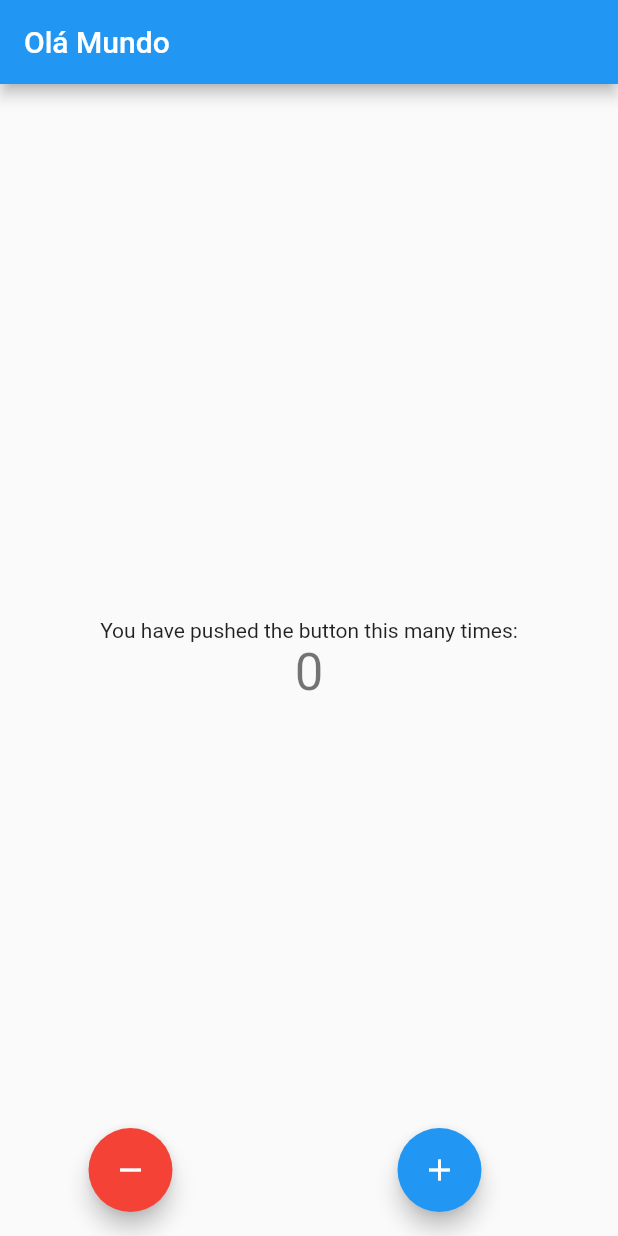
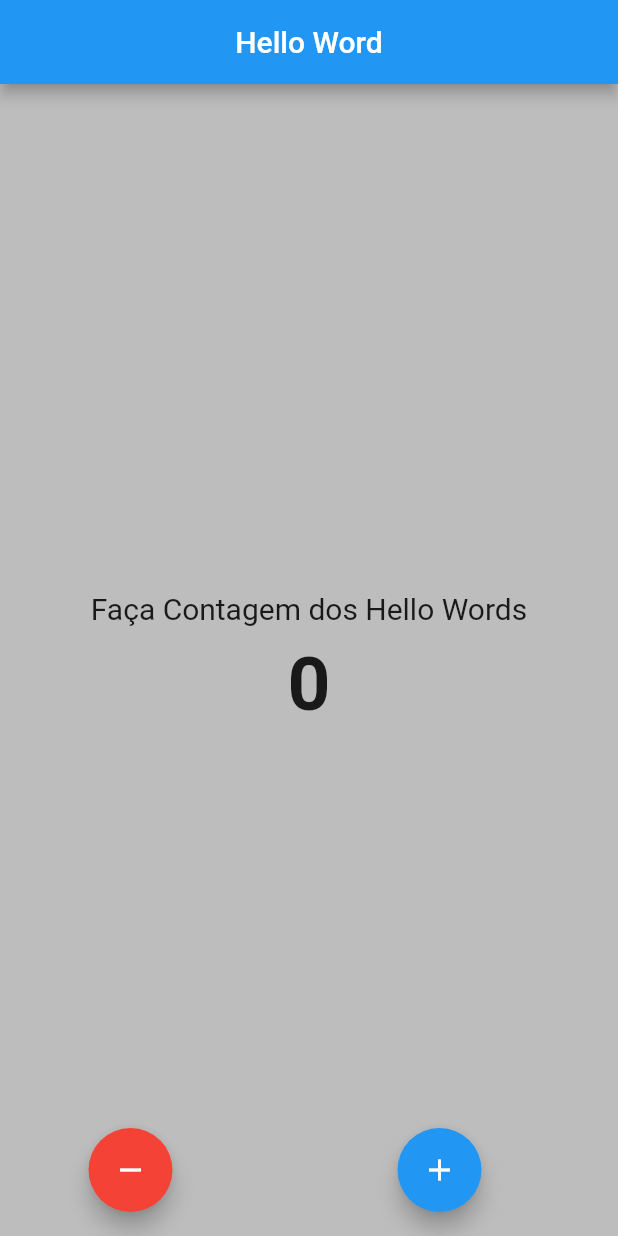
Before and after one commit to Rennansb/helloWord, a Flutter app: the screen it shows after launch, on a phone screen of 412 x 824 dp. Run offline on Flutter 3.47's test engine with Material 2 defaults, Android fonts, the phone set to English and light mode, and no system bars.

Commit message:
helloWord

```diff
--- a/lib/main.dart
+++ b/lib/main.dart
@@ -14,7 +14,7 @@ class MyApp extends StatelessWidget {
       theme: ThemeData(
         primarySwatch: Colors.blue,
       ),
-      home: const MyHomePage(title: 'Olá Mundo'),
+      home: const MyHomePage(title: 'Hello Word'),
     );
   }
 }
@@ -34,38 +34,39 @@ class _MyHomePageState extends State<MyHomePage> {
 
   void _incrementCounter() {
     setState(() {
-
-        _counter++;
-
+      _counter++;
     });
   }
 
   void _decrementCounter() {
     setState(() {
-
-        _counter--;
-
+      _counter--;
     });
   }
 
   @override
   Widget build(BuildContext context) {
     return Scaffold(
+      backgroundColor: Colors.black26,
       appBar: AppBar(
         title: Text(widget.title),
+        centerTitle: true,
       ),
       body: Center(
         child: Column(
           mainAxisAlignment: MainAxisAlignment.center,
           children: <Widget>[
             const Text(
-              'You have pushed the button this many times:',
+              'Faça Contagem dos Hello Words',
+              style: TextStyle(fontSize: 20),
+            ),
+            const SizedBox(
+              height: 10,
             ),
             Text(
               _counter > 10 || _counter < 0 ? '$_menssage,' : '$_counter',
-              style: Theme.of(context).textTheme.headline4,
+              style: const TextStyle(fontSize: 50, fontWeight: FontWeight.bold),
             ),
-
           ],
         ),
       ),
```
